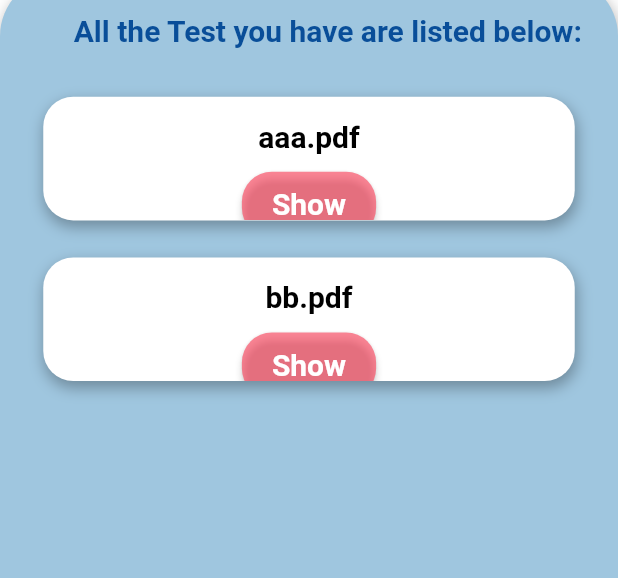
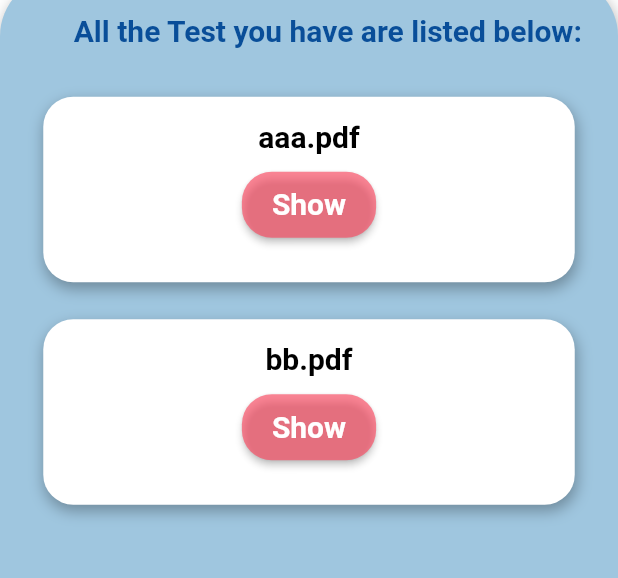
Before and after one commit to aliyaseen2000/grad_project, a Flutter app: the uresult_page screen opened directly, on a phone screen of 412 x 824 dp, the part 135-713 px from its top. Run offline on Flutter 3.47's test engine with Material 2 defaults, Android fonts, the phone set to English and light mode, and no system bars; our stand-ins replace awesome_notifications, curved_navigation_bar, dropdown_search, file_picker, font_awesome_flutter, geolocator and 6 more; missing offline and left inert: flutter_pdfview, flutter_polyline_points, grad_proj.

Commit message:
u_result.dart

```diff
--- a/lib/pages/u_result.dart
+++ b/lib/pages/u_result.dart
@@ -89,7 +89,7 @@ class _uresult_pageState extends State<uresult_page> {
             bottom: MediaQuery.of(context).size.width * 0.03),
         child: Container(
           width: MediaQuery.of(context).size.width,
-          height: MediaQuery.of(context).size.height * 0.1,
+          height: MediaQuery.of(context).size.height * 0.15,
           decoration: BoxDecoration(
             color: Colors.white,
             borderRadius: const BorderRadius.only(
```
